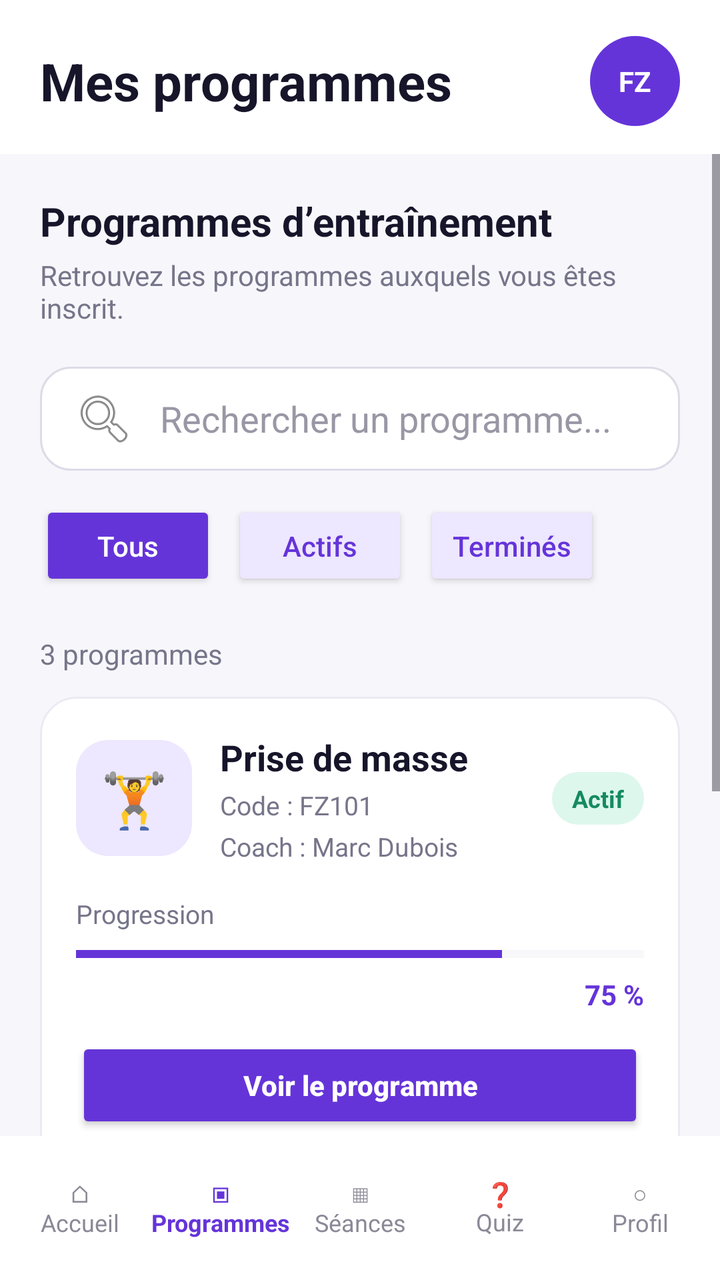
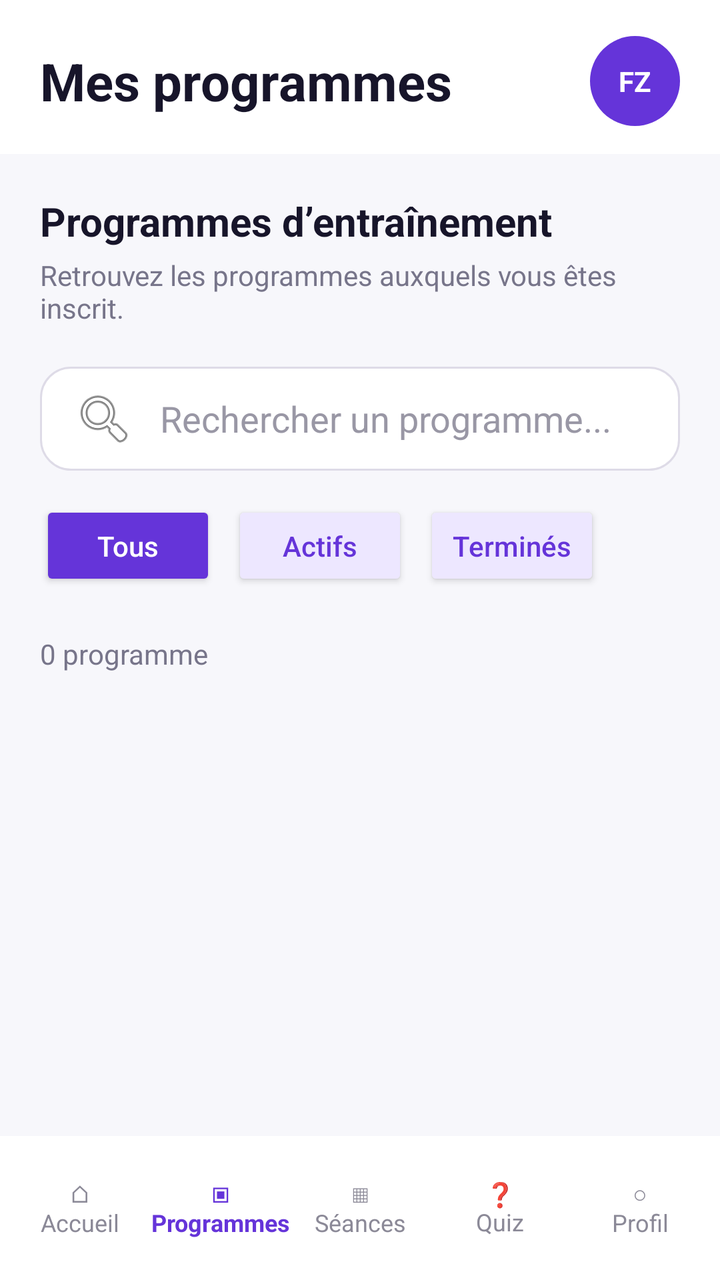

Two renders of the same Android screen: before a commit and after it. Below are the layout's source before the change and the commit's diff.
<!-- AndroidManifest.xml: application theme Theme.Ramzi_mike_bryanfitzone -->
<!-- res/layout/activity_programmes.xml -->
<?xml version="1.0" encoding="utf-8"?>
<LinearLayout
    xmlns:android="http://schemas.android.com/apk/res/android"
    android:layout_width="match_parent"
    android:layout_height="match_parent"
    android:orientation="vertical"
    android:background="#F7F7FB">

    
    <LinearLayout
        android:layout_width="match_parent"
        android:layout_height="wrap_content"
        android:orientation="horizontal"
        android:gravity="center_vertical"
        android:paddingStart="20dp"
        android:paddingTop="18dp"
        android:paddingEnd="20dp"
        android:paddingBottom="14dp"
        android:background="#FFFFFF">

        <TextView
            android:layout_width="0dp"
            android:layout_height="wrap_content"
            android:layout_weight="1"
            android:text="Mes programmes"
            android:textColor="#17152A"
            android:textSize="26sp"
            android:textStyle="bold"/>

        <TextView
            android:layout_width="45dp"
            android:layout_height="45dp"
            android:gravity="center"
            android:text="FZ"
            android:textColor="#FFFFFF"
            android:textStyle="bold"
            android:background="@drawable/bg_cercle_violet"/>

    </LinearLayout>

    <ScrollView
        android:layout_width="match_parent"
        android:layout_height="0dp"
        android:layout_weight="1"
        android:fillViewport="true">

        <LinearLayout
            android:layout_width="match_parent"
            android:layout_height="wrap_content"
            android:orientation="vertical"
            android:padding="20dp">

            <TextView
                android:layout_width="wrap_content"
                android:layout_height="wrap_content"
                android:text="Programmes d’entraînement"
                android:textColor="#17152A"
                android:textSize="20sp"
                android:textStyle="bold"/>

            <TextView
                android:layout_width="wrap_content"
                android:layout_height="wrap_content"
                android:layout_marginTop="4dp"
                android:text="Retrouvez les programmes auxquels vous êtes inscrit."
                android:textColor="#77758A"
                android:textSize="14sp"/>

            
            <EditText
                android:id="@+id/editRechercheProgramme"
                android:layout_width="match_parent"
                android:layout_height="52dp"
                android:layout_marginTop="20dp"
                android:background="@drawable/bg_champ_recherche"
                android:drawableStart="@android:drawable/ic_menu_search"
                android:drawablePadding="12dp"
                android:hint="Rechercher un programme..."
                android:inputType="text"
                android:paddingStart="16dp"
                android:paddingEnd="16dp"
                android:textColor="#17152A"
                android:textColorHint="#9997A5"/>

            
            <HorizontalScrollView
                android:layout_width="match_parent"
                android:layout_height="wrap_content"
                android:layout_marginTop="15dp"
                android:scrollbars="none">

                <LinearLayout
                    android:layout_width="wrap_content"
                    android:layout_height="wrap_content"
                    android:orientation="horizontal">

                    <Button
                        android:id="@+id/boutonTous"
                        android:layout_width="wrap_content"
                        android:layout_height="45dp"
                        android:text="Tous"
                        android:textAllCaps="false"
                        android:textColor="#FFFFFF"
                        android:backgroundTint="#6534D9"/>

                    <Button
                        android:id="@+id/boutonActifs"
                        android:layout_width="wrap_content"
                        android:layout_height="45dp"
                        android:layout_marginStart="8dp"
                        android:text="Actifs"
                        android:textAllCaps="false"
                        android:textColor="#6534D9"
                        android:backgroundTint="#EDE7FF"/>

                    <Button
                        android:id="@+id/boutonTermines"
                        android:layout_width="wrap_content"
                        android:layout_height="45dp"
                        android:layout_marginStart="8dp"
                        android:text="Terminés"
                        android:textAllCaps="false"
                        android:textColor="#6534D9"
                        android:backgroundTint="#EDE7FF"/>

                </LinearLayout>

            </HorizontalScrollView>

            <TextView
                android:id="@+id/texteNombreProgrammes"
                android:layout_width="wrap_content"
                android:layout_height="wrap_content"
                android:layout_marginTop="22dp"
                android:text="3 programmes"
                android:textColor="#77758A"
                android:textSize="14sp"/>

            
            <LinearLayout
                android:id="@+id/carteProgrammeMusculation"
                android:layout_width="match_parent"
                android:layout_height="wrap_content"
                android:layout_marginTop="12dp"
                android:orientation="vertical"
                android:padding="18dp"
                android:background="@drawable/bg_carte">

                <LinearLayout
                    android:layout_width="match_parent"
                    android:layout_height="wrap_content"
                    android:orientation="horizontal"
                    android:gravity="center_vertical">

                    <TextView
                        android:layout_width="58dp"
                        android:layout_height="58dp"
                        android:gravity="center"
                        android:text="🏋"
                        android:textSize="27sp"
                        android:background="@drawable/bg_icone_violet_clair"/>

                    <LinearLayout
                        android:layout_width="0dp"
                        android:layout_height="wrap_content"
                        android:layout_weight="1"
                        android:layout_marginStart="14dp"
                        android:orientation="vertical">

                        <TextView
                            android:layout_width="wrap_content"
                            android:layout_height="wrap_content"
                            android:text="Prise de masse"
                            android:textColor="#17152A"
                            android:textSize="18sp"
                            android:textStyle="bold"/>

                        <TextView
                            android:layout_width="wrap_content"
                            android:layout_height="wrap_content"
                            android:layout_marginTop="3dp"
                            android:text="Code : FZ101"
                            android:textColor="#77758A"
                            android:textSize="13sp"/>

                        <TextView
                            android:layout_width="wrap_content"
                            android:layout_height="wrap_content"
                            android:layout_marginTop="3dp"
                            android:text="Coach : Marc Dubois"
                            android:textColor="#77758A"
                            android:textSize="13sp"/>

                    </LinearLayout>

                    <TextView
                        android:layout_width="wrap_content"
                        android:layout_height="wrap_content"
                        android:paddingStart="10dp"
                        android:paddingTop="5dp"
                        android:paddingEnd="10dp"
                        android:paddingBottom="5dp"
                        android:text="Actif"
                        android:textColor="#158A62"
                        android:textSize="12sp"
                        android:textStyle="bold"
                        android:background="@drawable/bg_statut_actif"/>

                </LinearLayout>

                <TextView
                    android:layout_width="wrap_content"
                    android:layout_height="wrap_content"
                    android:layout_marginTop="16dp"
                    android:text="Progression"
                    android:textColor="#77758A"
                    android:textSize="13sp"/>

                <ProgressBar
                    android:id="@+id/progressionMusculation"
                    style="?android:attr/progressBarStyleHorizontal"
                    android:layout_width="match_parent"
                    android:layout_height="9dp"
                    android:layout_marginTop="7dp"
                    android:max="100"
                    android:progress="75"
                    android:progressTint="#6534D9"
                    android:progressBackgroundTint="#E5E2EC"/>

                <TextView
                    android:layout_width="match_parent"
                    android:layout_height="wrap_content"
                    android:layout_marginTop="6dp"
                    android:gravity="end"
                    android:text="75 %"
                    android:textColor="#6534D9"
                    android:textStyle="bold"/>

                <Button
                    android:id="@+id/boutonVoirProgrammeMusculation"
                    android:layout_width="match_parent"
                    android:layout_height="48dp"
                    android:layout_marginTop="12dp"
                    android:text="Voir le programme"
                    android:textAllCaps="false"
                    android:textColor="#FFFFFF"
                    android:textStyle="bold"
                    android:backgroundTint="#6534D9"/>

            </LinearLayout>

            
            <LinearLayout
                android:id="@+id/carteProgrammePertePoids"
                android:layout_width="match_parent"
                android:layout_height="wrap_content"
                android:layout_marginTop="15dp"
                android:orientation="vertical"
                android:padding="18dp"
                android:background="@drawable/bg_carte">

                <LinearLayout
                    android:layout_width="match_parent"
                    android:layout_height="wrap_content"
                    android:orientation="horizontal"
                    android:gravity="center_vertical">

                    <TextView
                        android:layout_width="58dp"
                        android:layout_height="58dp"
                        android:gravity="center"
                        android:text="🏃"
                        android:textSize="27sp"
                        android:background="@drawable/bg_icone_violet_clair"/>

                    <LinearLayout
                        android:layout_width="0dp"
                        android:layout_height="wrap_content"
                        android:layout_weight="1"
                        android:layout_marginStart="14dp"
                        android:orientation="vertical">

                        <TextView
                            android:layout_width="wrap_content"
                            android:layout_height="wrap_content"
                            android:text="Perte de poids"
                            android:textColor="#17152A"
                            android:textSize="18sp"
                            android:textStyle="bold"/>

                        <TextView
                            android:layout_width="wrap_content"
                            android:layout_height="wrap_content"
                            android:layout_marginTop="3dp"
                            android:text="Code : FZ204"
                            android:textColor="#77758A"
                            android:textSize="13sp"/>

                        <TextView
                            android:layout_width="wrap_content"
                            android:layout_height="wrap_content"
                            android:layout_marginTop="3dp"
                            android:text="Coach : Sarah Martin"
                            android:textColor="#77758A"
                            android:textSize="13sp"/>

                    </LinearLayout>

                    <TextView
                        android:layout_width="wrap_content"
                        android:layout_height="wrap_content"
                        android:paddingStart="10dp"
                        android:paddingTop="5dp"
                        android:paddingEnd="10dp"
                        android:paddingBottom="5dp"
                        android:text="Actif"
                        android:textColor="#158A62"
                        android:textSize="12sp"
                        android:textStyle="bold"
                        android:background="@drawable/bg_statut_actif"/>

                </LinearLayout>

                <ProgressBar
                    android:layout_width="match_parent"
                    android:layout_height="9dp"
                    android:layout_marginTop="18dp"
                    android:max="100"
                    android:progress="40"
                    android:progressTint="#6534D9"
                    android:progressBackgroundTint="#E5E2EC"
                    style="?android:attr/progressBarStyleHorizontal"/>

                <TextView
                    android:layout_width="match_parent"
                    android:layout_height="wrap_content"
                    android:layout_marginTop="6dp"
                    android:gravity="end"
                    android:text="40 %"
                    android:textColor="#6534D9"
                    android:textStyle="bold"/>

                <Button
                    android:id="@+id/boutonVoirProgrammePertePoids"
                    android:layout_width="match_parent"
                    android:layout_height="48dp"
                    android:layout_marginTop="12dp"
                    android:text="Voir le programme"
                    android:textAllCaps="false"
                    android:textColor="#FFFFFF"
                    android:textStyle="bold"
                    android:backgroundTint="#6534D9"/>

            </LinearLayout>

        </LinearLayout>

    </ScrollView>

    
    <LinearLayout
        android:layout_width="match_parent"
        android:layout_height="72dp"
        android:orientation="horizontal"
        android:gravity="center"
        android:padding="5dp"
        android:background="#FFFFFF">

        <TextView
            android:id="@+id/navAccueil"
            android:layout_width="0dp"
            android:layout_height="match_parent"
            android:layout_weight="1"
            android:gravity="center"
            android:text="⌂&#10;Accueil"
            android:textColor="#8B8997"
            android:textSize="12sp"/>

        <TextView
            android:id="@+id/navProgrammes"
            android:layout_width="0dp"
            android:layout_height="match_parent"
            android:layout_weight="1"
            android:gravity="center"
            android:text="▣&#10;Programmes"
            android:textColor="#6534D9"
            android:textSize="12sp"
            android:textStyle="bold"/>

        <TextView
            android:id="@+id/navSeances"
            android:layout_width="0dp"
            android:layout_height="match_parent"
            android:layout_weight="1"
            android:gravity="center"
            android:text="▦&#10;Séances"
            android:textColor="#8B8997"
            android:textSize="12sp"/>

        <TextView
            android:id="@+id/navQuiz"
            android:layout_width="0dp"
            android:layout_height="match_parent"
            android:layout_weight="1"
            android:gravity="center"
            android:text="❓&#10;Quiz"
            android:textColor="#8B8997"
            android:textSize="12sp"/>

        <TextView
            android:id="@+id/navProfil"
            android:layout_width="0dp"
            android:layout_height="match_parent"
            android:layout_weight="1"
            android:gravity="center"
            android:text="○&#10;Profil"
            android:textColor="#8B8997"
            android:textSize="12sp"/>

    </LinearLayout>

</LinearLayout>
<!-- resources referenced by this layout -->
<resources>
  <!-- drawable bg_carte (drawable) -->
  <?xml version="1.0" encoding="utf-8"?>
  <shape xmlns:android="http://schemas.android.com/apk/res/android"
      android:shape="rectangle">
  
      <solid android:color="#FFFFFF"/>
  
      <corners android:radius="18dp"/>
  
      <stroke
          android:width="1dp"
          android:color="#ECEAF2"/>
  
  </shape>
  <!-- drawable bg_cercle_violet (drawable) -->
  <?xml version="1.0" encoding="utf-8"?>
  <shape xmlns:android="http://schemas.android.com/apk/res/android"
      android:shape="oval">
  
      <solid android:color="#6534D9"/>
  
  </shape>
  <!-- drawable bg_champ_recherche (drawable) -->
  <?xml version="1.0" encoding="utf-8"?>
  <shape xmlns:android="http://schemas.android.com/apk/res/android"
      android:shape="rectangle">
  
      <solid android:color="#FFFFFF"/>
  
      <corners android:radius="15dp"/>
  
      <stroke
          android:width="1dp"
          android:color="#DEDBE7"/>
  
  </shape>
  <!-- drawable bg_icone_violet_clair (drawable) -->
  <?xml version="1.0" encoding="utf-8"?>
  <shape xmlns:android="http://schemas.android.com/apk/res/android"
      android:shape="rectangle">
  
      <solid android:color="#EDE7FF"/>
  
      <corners android:radius="16dp"/>
  
  </shape>
  <!-- drawable bg_statut_actif (drawable) -->
  <?xml version="1.0" encoding="utf-8"?>
  <shape xmlns:android="http://schemas.android.com/apk/res/android"
      android:shape="rectangle">
  
      <solid android:color="#DDF7ED"/>
  
      <corners android:radius="20dp"/>
  
  </shape>
  <style name="Theme.Ramzi_mike_bryanfitzone" parent="Base.Theme.Ramzi_mike_bryanfitzone" />
  <style name="Base.Theme.Ramzi_mike_bryanfitzone" parent="Theme.Material3.DayNight.NoActionBar">
          
          
      </style>
</resources>

<!-- the commit's change to res/layout/activity_programmes.xml (unified diff, before → after) -->
@@ -38,6 +38,7 @@
 
     </LinearLayout>
 
+    
     <ScrollView
         android:layout_width="match_parent"
         android:layout_height="0dp"
@@ -127,231 +128,23 @@
 
             </HorizontalScrollView>
 
+            
             <TextView
                 android:id="@+id/texteNombreProgrammes"
                 android:layout_width="wrap_content"
                 android:layout_height="wrap_content"
                 android:layout_marginTop="22dp"
-                android:text="3 programmes"
+                android:text="0 programme"
                 android:textColor="#77758A"
                 android:textSize="14sp"/>
 
             
-            <LinearLayout
-                android:id="@+id/carteProgrammeMusculation"
+            <androidx.recyclerview.widget.RecyclerView
+                android:id="@+id/recyclerProgrammes"
                 android:layout_width="match_parent"
                 android:layout_height="wrap_content"
                 android:layout_marginTop="12dp"
-                android:orientation="vertical"
-                android:padding="18dp"
-                android:background="@drawable/bg_carte">
-
-                <LinearLayout
-                    android:layout_width="match_parent"
-                    android:layout_height="wrap_content"
-                    android:orientation="horizontal"
-                    android:gravity="center_vertical">
-
-                    <TextView
-                        android:layout_width="58dp"
-                        android:layout_height="58dp"
-                        android:gravity="center"
-                        android:text="🏋"
-                        android:textSize="27sp"
-                        android:background="@drawable/bg_icone_violet_clair"/>
-
-                    <LinearLayout
-                        android:layout_width="0dp"
-                        android:layout_height="wrap_content"
-                        android:layout_weight="1"
-                        android:layout_marginStart="14dp"
-                        android:orientation="vertical">
-
-                        <TextView
-                            android:layout_width="wrap_content"
-                            android:layout_height="wrap_content"
-                            android:text="Prise de masse"
-                            android:textColor="#17152A"
-                            android:textSize="18sp"
-                            android:textStyle="bold"/>
-
-                        <TextView
-                            android:layout_width="wrap_content"
-                            android:layout_height="wrap_content"
-                            android:layout_marginTop="3dp"
-                            android:text="Code : FZ101"
-                            android:textColor="#77758A"
-                            android:textSize="13sp"/>
-
-                        <TextView
-                            android:layout_width="wrap_content"
-                            android:layout_height="wrap_content"
-                            android:layout_marginTop="3dp"
-                            android:text="Coach : Marc Dubois"
-                            android:textColor="#77758A"
-                            android:textSize="13sp"/>
-
-                    </LinearLayout>
-
-                    <TextView
-                        android:layout_width="wrap_content"
-                        android:layout_height="wrap_content"
-                        android:paddingStart="10dp"
-                        android:paddingTop="5dp"
-                        android:paddingEnd="10dp"
-                        android:paddingBottom="5dp"
-                        android:text="Actif"
-                        android:textColor="#158A62"
-                        android:textSize="12sp"
-                        android:textStyle="bold"
-                        android:background="@drawable/bg_statut_actif"/>
-
-                </LinearLayout>
-
-                <TextView
-                    android:layout_width="wrap_content"
-                    android:layout_height="wrap_content"
-                    android:layout_marginTop="16dp"
-                    android:text="Progression"
-                    android:textColor="#77758A"
-                    android:textSize="13sp"/>
-
-                <ProgressBar
-                    android:id="@+id/progressionMusculation"
-                    style="?android:attr/progressBarStyleHorizontal"
-                    android:layout_width="match_parent"
-                    android:layout_height="9dp"
-                    android:layout_marginTop="7dp"
-                    android:max="100"
-                    android:progress="75"
-                    android:progressTint="#6534D9"
-                    android:progressBackgroundTint="#E5E2EC"/>
-
-                <TextView
-                    android:layout_width="match_parent"
-                    android:layout_height="wrap_content"
-                    android:layout_marginTop="6dp"
-                    android:gravity="end"
-                    android:text="75 %"
-                    android:textColor="#6534D9"
-                    android:textStyle="bold"/>
-
-                <Button
-                    android:id="@+id/boutonVoirProgrammeMusculation"
-                    android:layout_width="match_parent"
-                    android:layout_height="48dp"
-                    android:layout_marginTop="12dp"
-                    android:text="Voir le programme"
-                    android:textAllCaps="false"
-                    android:textColor="#FFFFFF"
-                    android:textStyle="bold"
-                    android:backgroundTint="#6534D9"/>
-
-            </LinearLayout>
-
-            
-            <LinearLayout
-                android:id="@+id/carteProgrammePertePoids"
-                android:layout_width="match_parent"
-                android:layout_height="wrap_content"
-                android:layout_marginTop="15dp"
-                android:orientation="vertical"
-                android:padding="18dp"
-                android:background="@drawable/bg_carte">
-
-                <LinearLayout
-                    android:layout_width="match_parent"
-                    android:layout_height="wrap_content"
-                    android:orientation="horizontal"
-                    android:gravity="center_vertical">
-
-                    <TextView
-                        android:layout_width="58dp"
-                        android:layout_height="58dp"
-                        android:gravity="center"
-                        android:text="🏃"
-                        android:textSize="27sp"
-                        android:background="@drawable/bg_icone_violet_clair"/>
-
-                    <LinearLayout
-                        android:layout_width="0dp"
-                        android:layout_height="wrap_content"
-                        android:layout_weight="1"
-                        android:layout_marginStart="14dp"
-                        android:orientation="vertical">
-
-                        <TextView
-                            android:layout_width="wrap_content"
-                            android:layout_height="wrap_content"
-                            android:text="Perte de poids"
-                            android:textColor="#17152A"
-                            android:textSize="18sp"
-                            android:textStyle="bold"/>
-
-                        <TextView
-                            android:layout_width="wrap_content"
-                            android:layout_height="wrap_content"
-                            android:layout_marginTop="3dp"
-                            android:text="Code : FZ204"
-                            android:textColor="#77758A"
-                            android:textSize="13sp"/>
-
-                        <TextView
-                            android:layout_width="wrap_content"
-                            android:layout_height="wrap_content"
-                            android:layout_marginTop="3dp"
-                            android:text="Coach : Sarah Martin"
-                            android:textColor="#77758A"
-                            android:textSize="13sp"/>
-
-                    </LinearLayout>
-
-                    <TextView
-                        android:layout_width="wrap_content"
-                        android:layout_height="wrap_content"
-                        android:paddingStart="10dp"
-                        android:paddingTop="5dp"
-                        android:paddingEnd="10dp"
-                        android:paddingBottom="5dp"
-                        android:text="Actif"
-                        android:textColor="#158A62"
-                        android:textSize="12sp"
-                        android:textStyle="bold"
-                        android:background="@drawable/bg_statut_actif"/>
-
-                </LinearLayout>
-
-                <ProgressBar
-                    android:layout_width="match_parent"
-                    android:layout_height="9dp"
-                    android:layout_marginTop="18dp"
-                    android:max="100"
-                    android:progress="40"
-                    android:progressTint="#6534D9"
-                    android:progressBackgroundTint="#E5E2EC"
-                    style="?android:attr/progressBarStyleHorizontal"/>
-
-                <TextView
-                    android:layout_width="match_parent"
-                    android:layout_height="wrap_content"
-                    android:layout_marginTop="6dp"
-                    android:gravity="end"
-                    android:text="40 %"
-                    android:textColor="#6534D9"
-                    android:textStyle="bold"/>
-
-                <Button
-                    android:id="@+id/boutonVoirProgrammePertePoids"
-                    android:layout_width="match_parent"
-                    android:layout_height="48dp"
-                    android:layout_marginTop="12dp"
-                    android:text="Voir le programme"
-                    android:textAllCaps="false"
-                    android:textColor="#FFFFFF"
-                    android:textStyle="bold"
-                    android:backgroundTint="#6534D9"/>
-
-            </LinearLayout>
+                android:nestedScrollingEnabled="false"/>
 
         </LinearLayout>
 
<!-- resource entries referenced after the edit -->
@@ -1,19 +1,5 @@
 <!-- resources referenced by this layout -->
 <resources>
-  <!-- drawable bg_carte (drawable) -->
-  <?xml version="1.0" encoding="utf-8"?>
-  <shape xmlns:android="http://schemas.android.com/apk/res/android"
-      android:shape="rectangle">
-  
-      <solid android:color="#FFFFFF"/>
-  
-      <corners android:radius="18dp"/>
-  
-      <stroke
-          android:width="1dp"
-          android:color="#ECEAF2"/>
-  
-  </shape>
   <!-- drawable bg_cercle_violet (drawable) -->
   <?xml version="1.0" encoding="utf-8"?>
   <shape xmlns:android="http://schemas.android.com/apk/res/android"
@@ -36,26 +22,6 @@
           android:color="#DEDBE7"/>
   
   </shape>
-  <!-- drawable bg_icone_violet_clair (drawable) -->
-  <?xml version="1.0" encoding="utf-8"?>
-  <shape xmlns:android="http://schemas.android.com/apk/res/android"
-      android:shape="rectangle">
-  
-      <solid android:color="#EDE7FF"/>
-  
-      <corners android:radius="16dp"/>
-  
-  </shape>
-  <!-- drawable bg_statut_actif (drawable) -->
-  <?xml version="1.0" encoding="utf-8"?>
-  <shape xmlns:android="http://schemas.android.com/apk/res/android"
-      android:shape="rectangle">
-  
-      <solid android:color="#DDF7ED"/>
-  
-      <corners android:radius="20dp"/>
-  
-  </shape>
   <style name="Theme.Ramzi_mike_bryanfitzone" parent="Base.Theme.Ramzi_mike_bryanfitzone" />
   <style name="Base.Theme.Ramzi_mike_bryanfitzone" parent="Theme.Material3.DayNight.NoActionBar">
           
